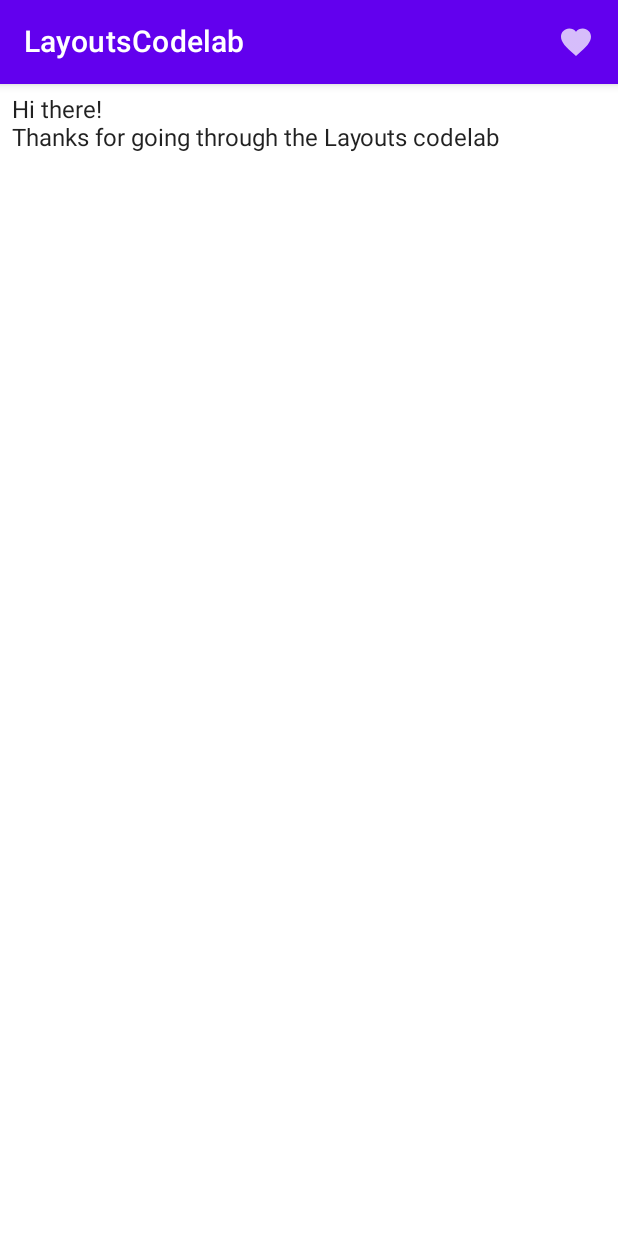
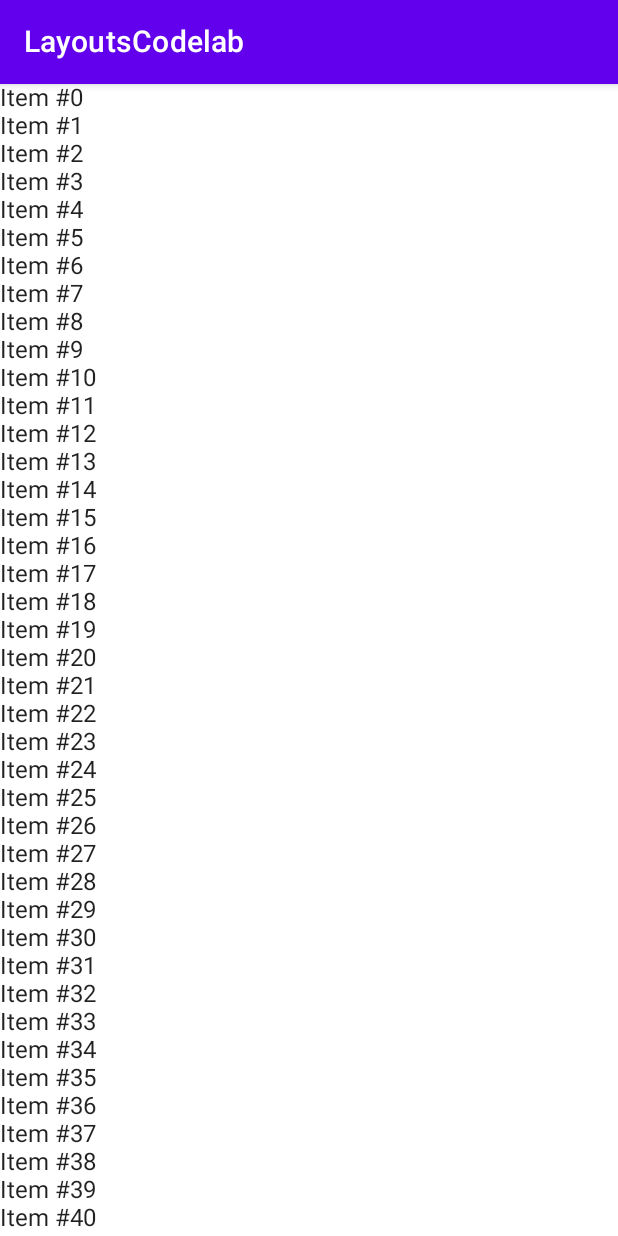
Before and after one commit to cjae/composer_second_date, an Android app built with Jetpack Compose: the screen it shows after launch (MainActivity), on a phone screen of 412 x 824 dp. Run offline under Robolectric (Android 15) with nearby library versions, the phone set to English and light mode, and no system bars.

Commit message:
Column with scroll

```diff
--- a/app/src/main/java/com/expanse/app/secondcompasedate/MainActivity.kt
+++ b/app/src/main/java/com/expanse/app/secondcompasedate/MainActivity.kt
@@ -8,8 +8,10 @@ import androidx.compose.foundation.clickable
 import androidx.compose.foundation.layout.*
 import androidx.compose.foundation.lazy.LazyColumn
 import androidx.compose.foundation.lazy.items
+import androidx.compose.foundation.rememberScrollState
 import androidx.compose.foundation.shape.CircleShape
 import androidx.compose.foundation.shape.RoundedCornerShape
+import androidx.compose.foundation.verticalScroll
 import androidx.compose.material.*
 import androidx.compose.material.icons.Icons
 import androidx.compose.material.icons.filled.Favorite
@@ -40,26 +42,22 @@ fun LayoutsCodelab() {
     Scaffold(
         topBar = {
             TopAppBar(
-                title = {
-                    Text(text = "LayoutsCodelab")
-                },
-                actions = {
-                    IconButton(onClick = { /* doSomething() */ }) {
-                        Icon(Icons.Filled.Favorite, contentDescription = null)
-                    }
-                }
+                title = { Text(text = "LayoutsCodelab") }
             )
         }
-    ) { innerPadding ->
-        BodyContent(Modifier.padding(innerPadding).padding(8.dp))
+    ) {
+        SimpleList()
     }
 }
 
 @Composable
-fun BodyContent(modifier: Modifier = Modifier) {
-    Column(modifier = modifier) {
-        Text(text = "Hi there!")
-        Text(text = "Thanks for going through the Layouts codelab")
+fun SimpleList() {
+    val scrollState = rememberScrollState()
+
+    Column(Modifier.verticalScroll(scrollState)) {
+        repeat(100) {
+            Text("Item #$it")
+        }
     }
 }
 
```
